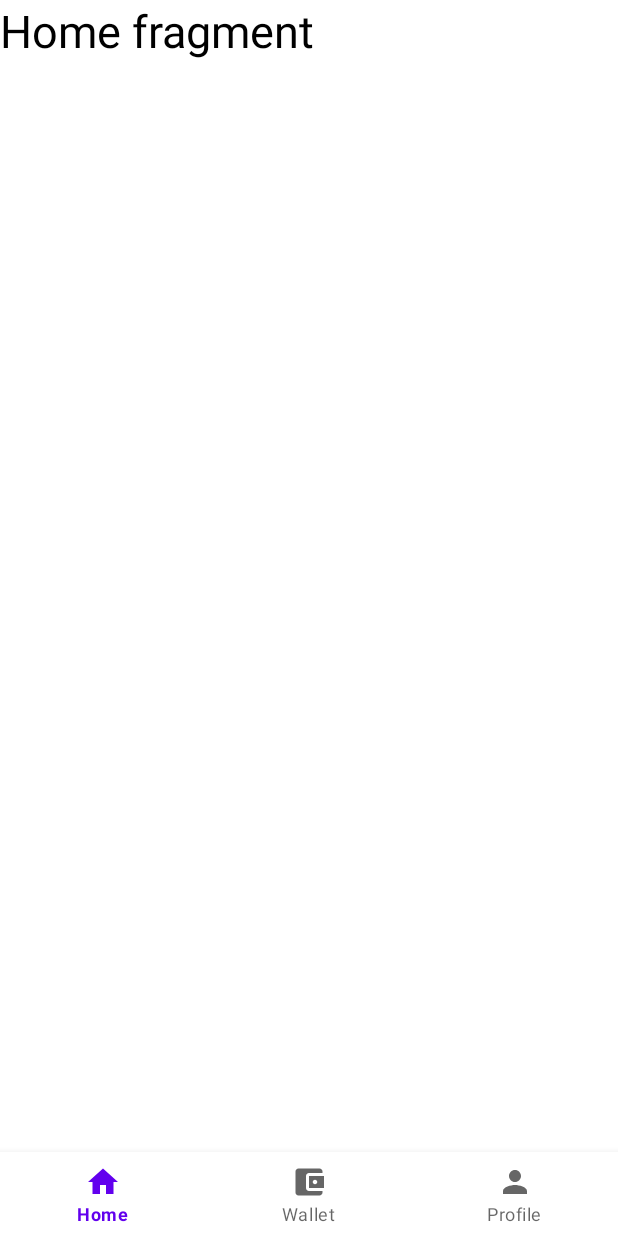
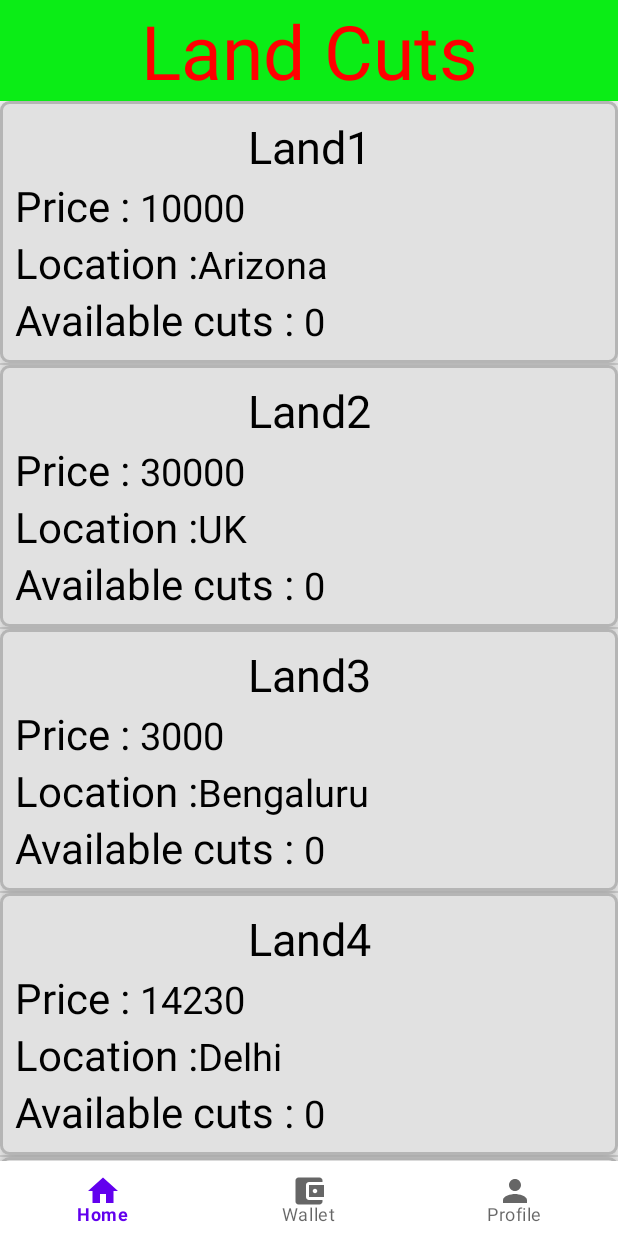
Before and after one commit to AdityaVSM/LandCuts, an Android app: the screen it shows after launch once a user with an empty profile is signed in (HomeActivity), on a phone screen of 412 x 824 dp. Run offline under Robolectric (Android 15) with nearby library versions, the phone set to English and light mode, and no system bars; our stand-ins replace Firebase (no records; nobody signed in at launch, a user with empty details on screens opened directly).

Commit message:
added list view of lands in home fragment

```diff
--- /dev/null
+++ b/app/src/main/java/com/example/landcuts/Adapters/LandViewAdapter.java
@@ -0,0 +1,53 @@
+package com.example.landcuts.Adapters;
+
+import android.content.Context;
+import android.view.LayoutInflater;
+import android.view.View;
+import android.view.ViewGroup;
+import android.widget.ArrayAdapter;
+import android.widget.TextView;
+
+import androidx.annotation.NonNull;
+import androidx.annotation.Nullable;
+
+import com.example.landcuts.Models.Land;
+import com.example.landcuts.R;
+
+import java.util.ArrayList;
+
+public class LandViewAdapter extends ArrayAdapter<Land> {
+
+    public LandViewAdapter(@NonNull Context context, ArrayList<Land> resource) {
+        super(context, 0, resource);
+    }
+
+    @NonNull
+    @Override
+    public View getView(int position, @Nullable View convertView, @NonNull ViewGroup parent) {
+        View currentItemView = convertView;
+
+        if (currentItemView == null) {
+            currentItemView = LayoutInflater.from(getContext()).inflate(R.layout.custom_land_info_card, parent, false);
+        }
+
+        // get the position of the view from the ArrayAdapter
+        Land currentLandPosition = getItem(position);
+
+        assert currentLandPosition != null;
+
+        TextView land_name = currentItemView.findViewById(R.id.land_name);
+        TextView location = currentItemView.findViewById(R.id.location);
+        TextView price = currentItemView.findViewById(R.id.price);
+        TextView available_cuts = currentItemView.findViewById(R.id.no_of_available_cuts);
+
+
+        land_name.setText(currentLandPosition.getName());
+        location.setText(currentLandPosition.getLocation());
+        price.setText(String.valueOf(currentLandPosition.getPrice()));
+        available_cuts.setText(String.valueOf(currentLandPosition.getNo_of_available_cuts()));
+
+        // then return the recyclable view
+        return currentItemView;
+    }
+
+}
--- a/app/src/main/java/com/example/landcuts/Fragments/HomeFragment.java
+++ b/app/src/main/java/com/example/landcuts/Fragments/HomeFragment.java
@@ -2,15 +2,24 @@ package com.example.landcuts.Fragments;
 
 import android.os.Bundle;
 
+import androidx.annotation.Nullable;
 import androidx.fragment.app.Fragment;
 
 import android.view.LayoutInflater;
 import android.view.View;
 import android.view.ViewGroup;
+import android.widget.EditText;
+import android.widget.ListView;
+import android.widget.TextView;
 
+import com.example.landcuts.Adapters.LandViewAdapter;
+import com.example.landcuts.Models.Land;
 import com.example.landcuts.R;
 
+import java.util.ArrayList;
+
 public class HomeFragment extends Fragment {
+
 
     public HomeFragment() {
         // Required empty public constructor
@@ -18,7 +27,28 @@ public class HomeFragment extends Fragment {
 
     @Override
     public View onCreateView(LayoutInflater inflater, ViewGroup container,Bundle savedInstanceState) {
-        // Inflate the layout for this fragment
-        return inflater.inflate(R.layout.fragment_home, container, false);
+
+        final View view = inflater.inflate(R.layout.fragment_home, container, false);
+
+        final ArrayList<Land> arrayList = new ArrayList<>();
+
+        // add all the values from 1 to 15 to the arrayList
+        // the items are of the type NumbersView
+        arrayList.add(new Land("Land1","Arizona",10000));
+        arrayList.add(new Land("Land2","UK",30000));
+        arrayList.add(new Land("Land3","Bengaluru",3000));
+        arrayList.add(new Land("Land4","Delhi",14230));
+        arrayList.add(new Land("Land5","Davanagere",901010));
+        arrayList.add(new Land("Land6","California",42000));
+
+        LandViewAdapter numbersArrayAdapter = new LandViewAdapter(getActivity().getApplicationContext(), arrayList);
+
+        ListView diff_land_list_view = view.findViewById(R.id.diff_land_list_view);
+
+        diff_land_list_view.setAdapter(numbersArrayAdapter);
+
+        return view;
     }
+
+
 }
--- a/app/src/main/java/com/example/landcuts/LoginActivity.java
+++ b/app/src/main/java/com/example/landcuts/LoginActivity.java
@@ -11,6 +11,7 @@ import android.widget.EditText;
 import android.widget.TextView;
 import android.widget.Toast;
 
+import com.example.landcuts.Utils.Constants;
 import com.google.android.gms.tasks.OnCompleteListener;
 import com.google.android.gms.tasks.Task;
 import com.google.firebase.auth.AuthResult;
--- /dev/null
+++ b/app/src/main/java/com/example/landcuts/Models/Land.java
@@ -0,0 +1,45 @@
+package com.example.landcuts.Models;
+
+public class Land {
+    String name, location;
+    long price;
+    int no_of_available_cuts;
+
+    public Land(String name, String location, long price) {
+        this.name = name;
+        this.location = location;
+        this.price = price;
+    }
+
+    public String getName() {
+        return name;
+    }
+
+    public void setName(String name) {
+        this.name = name;
+    }
+
+    public String getLocation() {
+        return location;
+    }
+
+    public void setLocation(String location) {
+        this.location = location;
+    }
+
+    public long getPrice() {
+        return price;
+    }
+
+    public void setPrice(long price) {
+        this.price = price;
+    }
+
+    public int getNo_of_available_cuts() {
+        return no_of_available_cuts;
+    }
+
+    public void setNo_of_available_cuts(int no_of_available_cuts) {
+        this.no_of_available_cuts = no_of_available_cuts;
+    }
+}
--- a/app/src/main/java/com/example/landcuts/SignUpActivity.java
+++ b/app/src/main/java/com/example/landcuts/SignUpActivity.java
@@ -12,13 +12,13 @@ import android.widget.TextView;
 import android.widget.Toast;
 
 import com.example.landcuts.Models.User;
+import com.example.landcuts.Utils.Constants;
 import com.google.android.gms.tasks.OnCompleteListener;
 import com.google.android.gms.tasks.Task;
 import com.google.firebase.auth.AuthResult;
 import com.google.firebase.auth.FirebaseAuth;
 import com.google.firebase.database.DatabaseReference;
 import com.google.firebase.database.FirebaseDatabase;
-import com.google.firebase.storage.FirebaseStorage;
 
 public class SignUpActivity extends AppCompatActivity {
 
--- a/app/src/main/java/com/example/landcuts/Constants.java
+++ b/app/src/main/java/com/example/landcuts/Utils/Constants.java
@@ -1,4 +1,4 @@
-package com.example.landcuts;
+package com.example.landcuts.Utils;
 
 public class Constants {
     public static String email_pattern = "[a-zA-Z0-9._-]+@[a-z]+\\.+[a-z]+";
--- a/app/src/main/res/layout/activity_home.xml
+++ b/app/src/main/res/layout/activity_home.xml
@@ -9,7 +9,7 @@
     <com.google.android.material.bottomnavigation.BottomNavigationView
         android:id="@+id/bottom_navigation_bar"
         android:layout_width="match_parent"
-        android:layout_height="wrap_content"
+        android:layout_height="50dp"
         android:layout_alignParentBottom="true"
         app:menu="@menu/bottom_navigation_menu"/>
 
--- /dev/null
+++ b/app/src/main/res/layout/custom_land_info_card.xml
@@ -0,0 +1,79 @@
+<?xml version="1.0" encoding="utf-8"?>
+
+<LinearLayout
+    xmlns:android="http://schemas.android.com/apk/res/android"
+    android:id="@+id/each_land_card"
+    android:padding="10dp"
+    android:layout_width="match_parent"
+    android:layout_height="wrap_content"
+    android:orientation="vertical"
+    android:background="@drawable/edit_text_shape"
+    android:elevation="10dp">
+
+    <TextView
+        android:id="@+id/land_name"
+        android:layout_width="match_parent"
+        android:layout_height="wrap_content"
+        android:text="Land1"
+        android:gravity="center"
+        android:textColor="@color/black"
+        android:textSize="30sp"/>
+    <LinearLayout
+        android:layout_width="match_parent"
+        android:layout_height="wrap_content"
+        android:orientation="horizontal">
+        <TextView
+            android:layout_width="wrap_content"
+            android:layout_height="wrap_content"
+            android:textColor="@color/black"
+            android:text="Price : "
+            android:textSize="28sp"/>
+
+        <TextView
+            android:id="@+id/price"
+            android:layout_width="match_parent"
+            android:layout_height="wrap_content"
+            android:textColor="@color/black"
+            android:text="50000"
+            android:textSize="25sp"/>
+    </LinearLayout>
+
+    <LinearLayout
+        android:layout_width="match_parent"
+        android:layout_height="wrap_content"
+        android:orientation="horizontal">
+        <TextView
+            android:layout_width="wrap_content"
+            android:layout_height="wrap_content"
+            android:text="Location :"
+            android:textSize="28sp"
+            android:textColor="@color/black"/>
+        <TextView
+            android:id="@+id/location"
+            android:layout_width="wrap_content"
+            android:layout_height="wrap_content"
+            android:text="Arizona"
+            android:textSize="25sp"
+            android:textColor="@color/black"/>
+    </LinearLayout>
+    <LinearLayout
+        android:layout_width="wrap_content"
+        android:layout_height="wrap_content"
+        android:orientation="horizontal">
+        <TextView
+            android:layout_width="wrap_content"
+            android:layout_height="wrap_content"
+            android:textColor="@color/black"
+            android:text="Available cuts : "
+            android:textSize="28sp"/>
+        <TextView
+            android:id="@+id/no_of_available_cuts"
+            android:layout_width="wrap_content"
+            android:layout_height="wrap_content"
+            android:textColor="@color/black"
+            android:text="5/10"
+            android:textSize="25sp"/>
+    </LinearLayout>
+
+
+</LinearLayout>
--- a/app/src/main/res/layout/fragment_home.xml
+++ b/app/src/main/res/layout/fragment_home.xml
@@ -3,13 +3,36 @@
     xmlns:tools="http://schemas.android.com/tools"
     android:layout_width="match_parent"
     android:layout_height="match_parent"
+    android:background="#FFFFFF"
     tools:context=".Fragments.HomeFragment">
 
-    <TextView
-        android:textColor="@color/black"
-        android:textSize="30sp"
+    <LinearLayout
         android:layout_width="match_parent"
-        android:layout_height="match_parent"
-        android:text="Home fragment" />
+        android:layout_height="wrap_content"
+        android:layout_gravity="center_horizontal"
+        android:elevation="10dp"
+        android:orientation="vertical">
+
+        <TextView
+            android:layout_width="match_parent"
+            android:layout_height="match_parent"
+            android:text="Land Cuts"
+            android:background="#0BED16"
+            android:gravity="center"
+            android:textColor="#FF0000"
+            android:textSize="50sp"/>
+
+        <ListView
+            android:id="@+id/diff_land_list_view"
+            android:layout_marginBottom="50dp"
+            android:layout_width="match_parent"
+            android:layout_height="wrap_content"/>
+
+
+
+
+    </LinearLayout>
+
+
 
 </FrameLayout>
```
